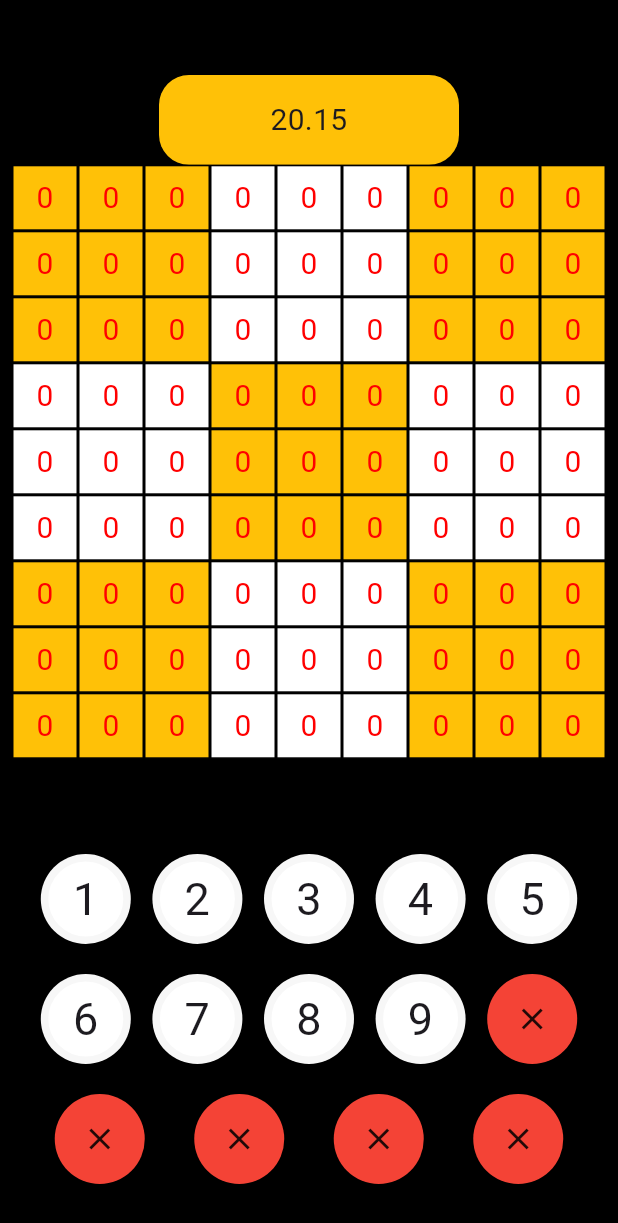
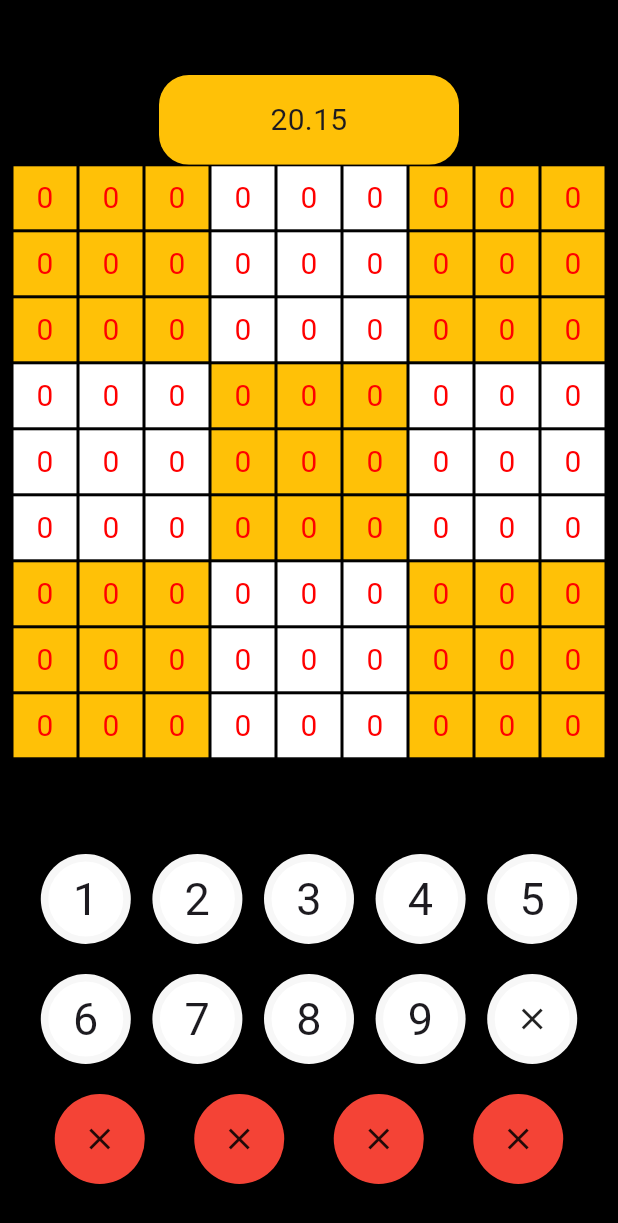
Before and after one commit to muhammettalhakaymak23214/infinite-sudoku, a Flutter app: the screen it shows after launch, after a tap on "Oyna", on a phone screen of 412 x 824 dp. Shown: the top 1223 px of the screen. Run offline on Flutter 3.47's test engine with Material 3 defaults, Android fonts, the phone set to English and light mode, and no system bars; our stand-ins replace shared_preferences; network calls fail.

Commit message:
my_container_icon.dart oluşturuldu.

```diff
--- /dev/null
+++ b/infinity_sudoku/lib/consts/my_container_icon.dart
@@ -0,0 +1,17 @@
+import 'package:flutter/material.dart';
+
+class MyContainerIcon extends StatelessWidget {
+  @override
+  Widget build(BuildContext context) {
+    return Container(
+      alignment: Alignment.center,
+      height: 60,
+      width: 60,
+      decoration: BoxDecoration(
+          color: const Color.fromARGB(255, 255, 255, 255),
+          borderRadius: BorderRadius.circular(200),
+          border: Border.all(color: Color.fromARGB(9, 19, 19, 19), width: 5)),
+      child: Icon(Icons.clear),
+    );
+  }
+}
--- a/infinity_sudoku/lib/screens/game_page.dart
+++ b/infinity_sudoku/lib/screens/game_page.dart
@@ -3,6 +3,7 @@ import 'dart:convert';
 import 'package:flutter/material.dart';
 import 'package:http/http.dart' as http;
 import 'package:infinity_sudoku/consts/my_container.dart';
+import 'package:infinity_sudoku/consts/my_container_icon.dart';
 
 class GamePage extends StatefulWidget {
   final String oyunModuTercihi;
@@ -649,15 +650,7 @@ class _GamePageState extends State<GamePage> {
                           ayarSudokuDuzenle("B");
                           setState(() {});
                         },
-                        child: Container(
-                          alignment: Alignment.center,
-                          height: 60,
-                          width: 60,
-                          decoration: BoxDecoration(
-                              color: Colors.red,
-                              borderRadius: BorderRadius.circular(200)),
-                          child: Icon(Icons.clear),
-                        ),
+                        child: MyContainerIcon(),
                       ),
                     ],
                   ),
```
